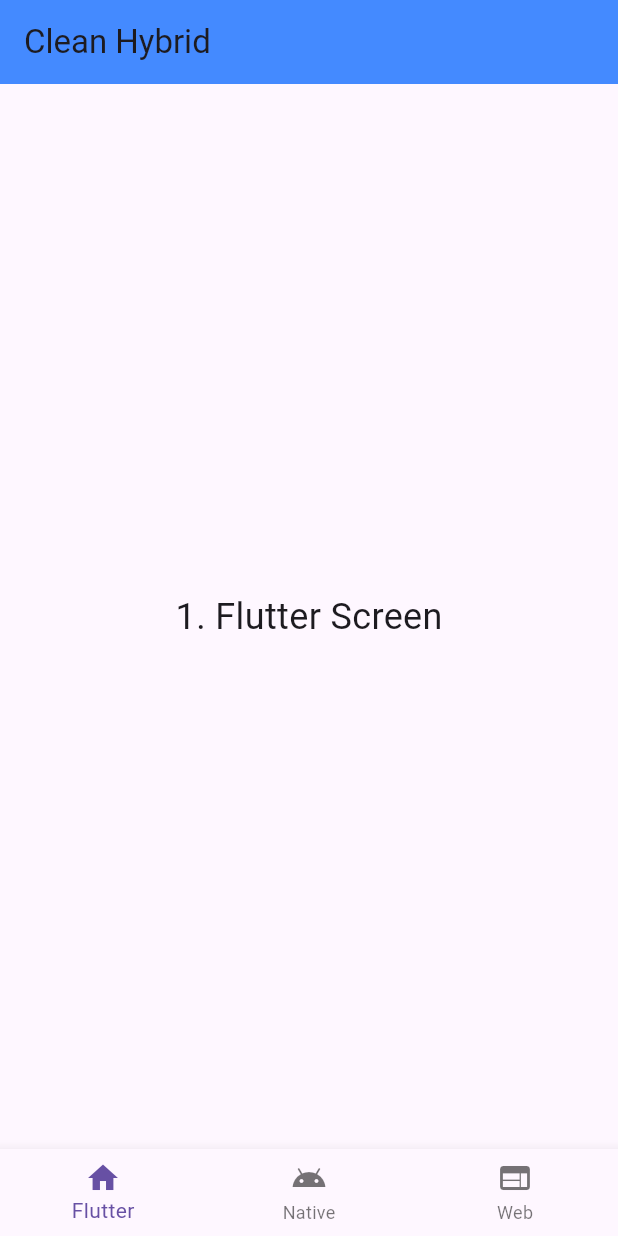
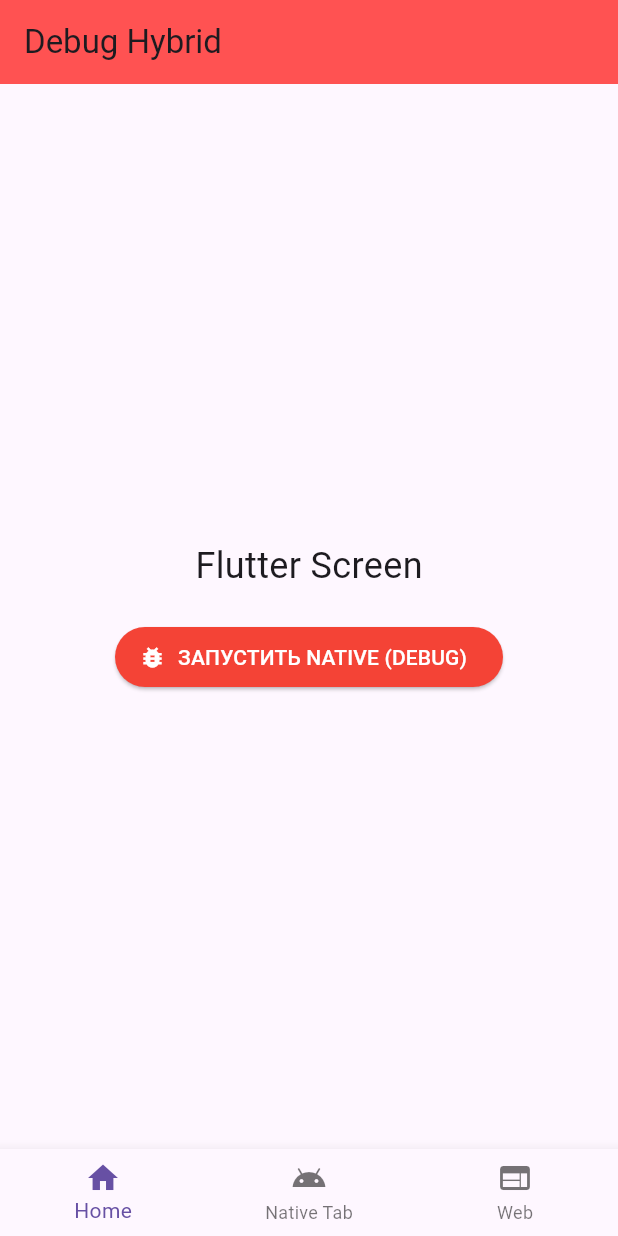
Before and after one commit to hoochiecoo/flutter7, a Flutter app: the screen it shows after launch, on a phone screen of 412 x 824 dp. Run offline on Flutter 3.47's test engine with Material 3 defaults, Android fonts, the phone set to English and light mode, and no system bars; our stand-ins replace webview_flutter.

Commit message:
Add files via upload

```diff
--- a/lib/main.dart
+++ b/lib/main.dart
@@ -12,8 +12,8 @@ class MyApp extends StatelessWidget {
   @override
   Widget build(BuildContext context) {
     return MaterialApp(
-      title: 'Hybrid Clean',
-      theme: ThemeData(primarySwatch: Colors.blue, useMaterial3: true),
+      title: 'Hybrid Debug',
+      theme: ThemeData(primarySwatch: Colors.red, useMaterial3: true),
       home: const MainScreen(),
     );
   }
@@ -37,32 +37,64 @@ class _MainScreenState extends State<MainScreen> {
     _webController = WebViewController()
       ..setJavaScriptMode(JavaScriptMode.unrestricted)
       ..setBackgroundColor(const Color(0x00000000))
-      ..loadHtmlString('<html><body style="display:flex;justify-content:center;align-items:center;height:100vh;"><h1>Вебвью HTML</h1></body></html>');
+      ..loadHtmlString('<html><body style="display:flex;justify-content:center;align-items:center;height:100vh;"><h1>WebView OK</h1></body></html>');
   }
 
   Future<void> _launchNative() async {
     try {
+      // Пытаемся вызвать натив
       await platform.invokeMethod('openNativeScreen');
     } on PlatformException catch (e) {
-      debugPrint("Error: ${e.message}");
+      // ЕСЛИ ОШИБКА - ПОКАЗЫВАЕМ ДИАЛОГ
+      if (mounted) {
+        showDialog(
+          context: context,
+          builder: (context) => AlertDialog(
+            title: const Text("Ошибка запуска Native"),
+            content: Text("Код: ${e.code}\nСообщение: ${e.message}\nДетали: ${e.details}"),
+            actions: [
+              TextButton(onPressed: () => Navigator.pop(context), child: const Text("OK"))
+            ],
+          ),
+        );
+      }
+    } catch (e) {
+       if (mounted) {
+        showDialog(
+          context: context,
+          builder: (context) => AlertDialog(
+            title: const Text("Неизвестная ошибка"),
+            content: Text(e.toString()),
+            actions: [TextButton(onPressed: () => Navigator.pop(context), child: const Text("OK"))],
+          ),
+        );
+      }
     }
   }
 
   @override
   Widget build(BuildContext context) {
     return Scaffold(
-      appBar: AppBar(title: const Text("Clean Hybrid"), backgroundColor: Colors.blueAccent),
+      appBar: AppBar(title: const Text("Debug Hybrid"), backgroundColor: Colors.redAccent),
       body: IndexedStack(
         index: _selectedIndex,
         children: [
-          const Center(child: Text("1. Flutter Screen", style: TextStyle(fontSize: 24))),
           Center(
-            child: ElevatedButton.icon(
-              icon: const Icon(Icons.open_in_new),
-              label: const Text("Открыть Native Activity (Kotlin)"),
-              onPressed: _launchNative,
+            child: Column(
+              mainAxisAlignment: MainAxisAlignment.center,
+              children: [
+                const Text("Flutter Screen", style: TextStyle(fontSize: 24)),
+                const SizedBox(height: 20),
+                ElevatedButton.icon(
+                  style: ElevatedButton.styleFrom(backgroundColor: Colors.red, foregroundColor: Colors.white),
+                  icon: const Icon(Icons.bug_report),
+                  label: const Text("ЗАПУСТИТЬ NATIVE (DEBUG)"),
+                  onPressed: _launchNative,
+                ),
+              ],
             ),
           ),
+          const Center(child: Text("Заглушка для Native таба")),
           WebViewWidget(controller: _webController),
         ],
       ),
@@ -70,8 +102,8 @@ class _MainScreenState extends State<MainScreen> {
         currentIndex: _selectedIndex,
         onTap: (index) => setState(() => _selectedIndex = index),
         items: const [
-          BottomNavigationBarItem(icon: Icon(Icons.home), label: 'Flutter'),
-          BottomNavigationBarItem(icon: Icon(Icons.android), label: 'Native'),
+          BottomNavigationBarItem(icon: Icon(Icons.home), label: 'Home'),
+          BottomNavigationBarItem(icon: Icon(Icons.android), label: 'Native Tab'),
           BottomNavigationBarItem(icon: Icon(Icons.web), label: 'Web'),
         ],
       ),
--- a/pubspec.yaml
+++ b/pubspec.yaml
@@ -1,5 +1,5 @@
-name: hybrid_clean_app
-description: Flutter + Native Activity (Clean Setup).
+name: hybrid_debug_app
+description: Debuggable Flutter + Native Activity.
 publish_to: 'none'
 version: 1.0.0+1
 
```
Also changed, not shown: tool/setup_native.dart (+29 -17 lines).
